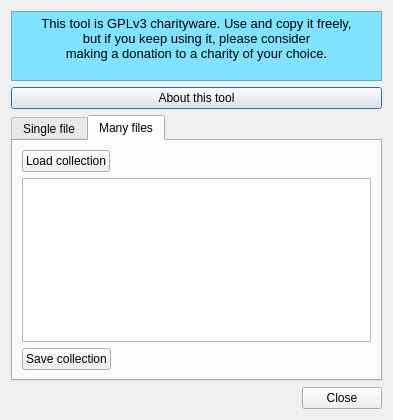
First picture: the form in ac7renamer/ac7renamerdlg.ui, repository shimpe/ac7renamer, before the edit.
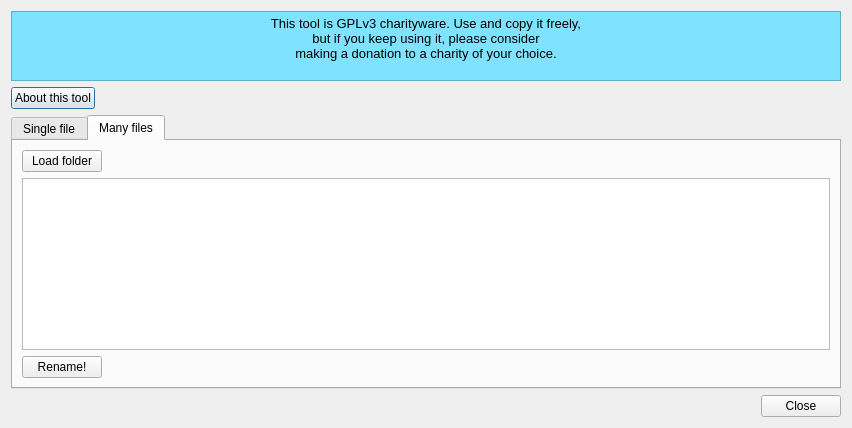
Second picture: the form after the edit. The open tabs and pages were chosen to show the change.

Commit message: load multifile folder and sanitize desired stylenames

The edit to the form file:
```diff
--- a/ac7renamer/ac7renamerdlg.ui
+++ b/ac7renamer/ac7renamerdlg.ui
@@ -6,8 +6,8 @@
    <rect>
     <x>0</x>
     <y>0</y>
-    <width>393</width>
-    <height>420</height>
+    <width>852</width>
+    <height>428</height>
    </rect>
   </property>
   <property name="windowTitle">
@@ -61,6 +61,8 @@
     </widget>
    </item>
    <item>
+    <layout class="QHBoxLayout" name="horizontalLayout_5">
+     <item>
     <widget class="QPushButton" name="aboutButton">
      <property name="text">
       <string>About this tool</string>
@@ -68,6 +70,21 @@
     </widget>
    </item>
    <item>
+      <spacer name="horizontalSpacer_5">
+       <property name="orientation">
+        <enum>Qt::Horizontal</enum>
+       </property>
+       <property name="sizeHint" stdset="0">
+        <size>
+         <width>40</width>
+         <height>20</height>
+        </size>
+       </property>
+      </spacer>
+     </item>
+    </layout>
+   </item>
+   <item>
     <layout class="QVBoxLayout" name="verticalLayout_2">
      <item>
       <widget class="QTabWidget" name="tabWidget">
@@ -198,7 +215,7 @@
            <item>
             <widget class="QPushButton" name="loadCollection">
              <property name="text">
-              <string>Load collection</string>
+              <string>Load folder</string>
              </property>
             </widget>
            </item>
@@ -225,7 +242,7 @@
            <item>
             <widget class="QPushButton" name="saveCollection">
              <property name="text">
-              <string>Save collection</string>
+              <string>Rename!</string>
              </property>
             </widget>
            </item>
```
Left out of the diff: 9 changed lines with no effect on the pictures. Lines whose indentation alone changed are shown as unchanged. The commit also changes 5 other files.
